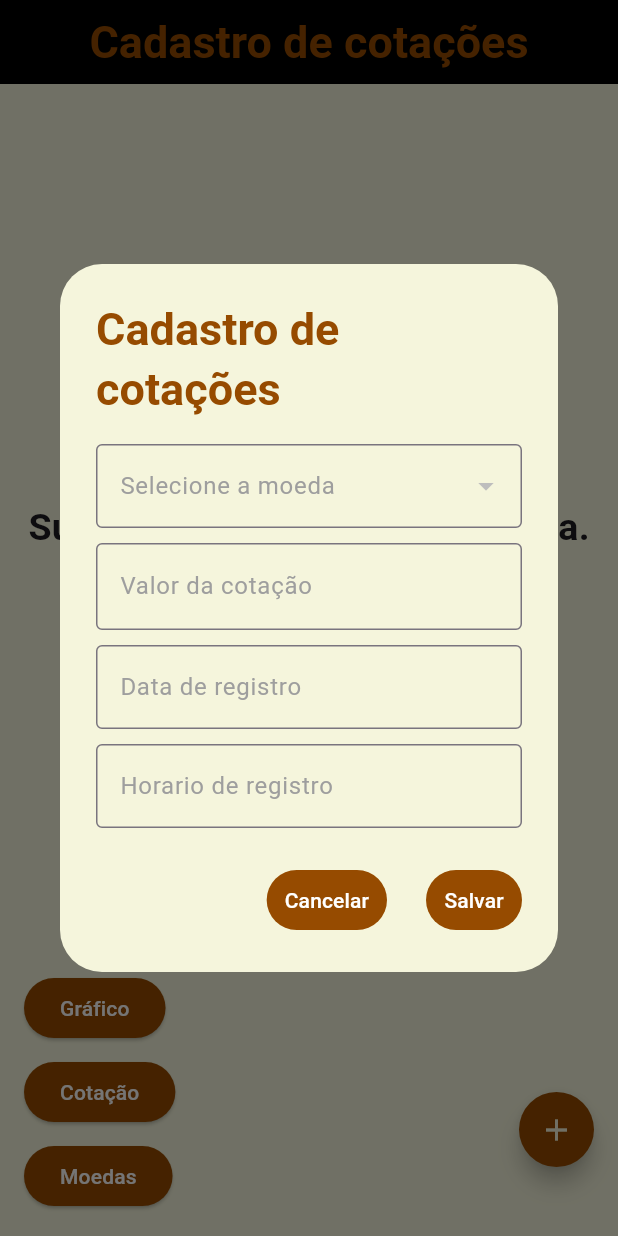
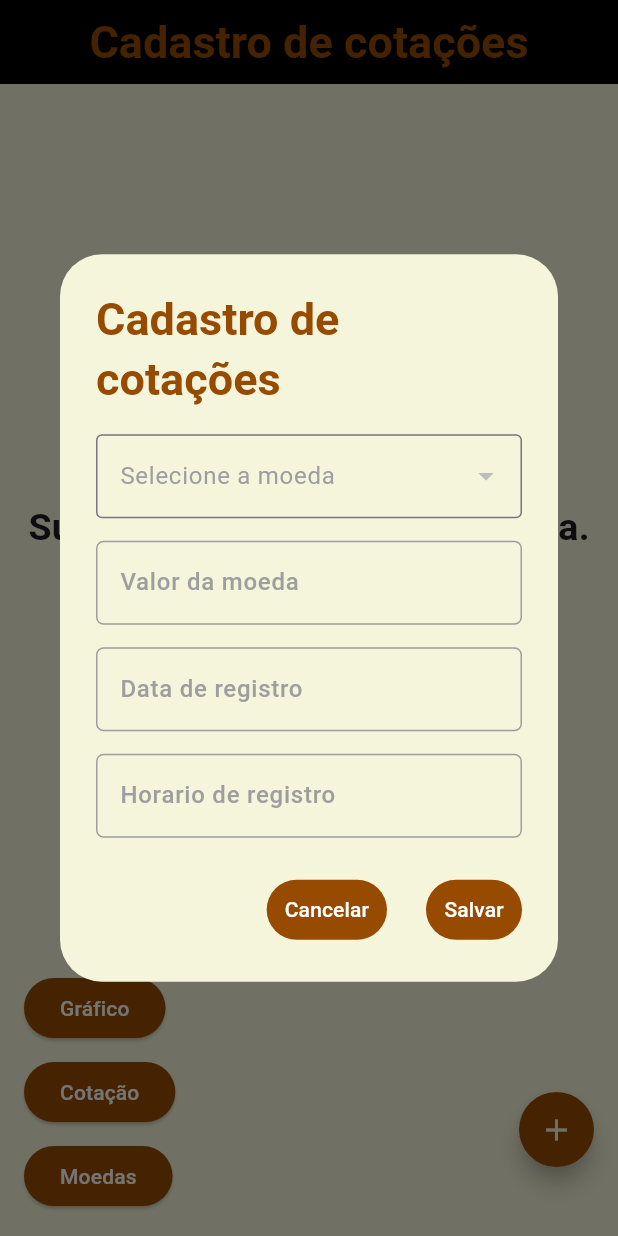
Before and after one commit to Lulispliff/app_grafico_compartilhado, a Flutter app: the CotacaoScreen screen opened directly, after a tap on the "add" icon, on a phone screen of 412 x 824 dp. Run offline on Flutter 3.47's test engine with Material 3 defaults, Android fonts, the phone set to English and light mode, and no system bars; our stand-ins replace fl_chart, font_awesome_flutter, isar; accounts and stored records are empty; generated files the repository leaves out were written again.

Commit message:
Substituicao textformfield por input

```diff
--- a/lib/src/screens/cotacao_screen.dart
+++ b/lib/src/screens/cotacao_screen.dart
@@ -4,6 +4,7 @@ import 'package:app_grafico_compartilhado/src/isar/moeda_database.dart';
 import 'package:app_grafico_compartilhado/src/isar/moeda_model.dart';
 import 'package:app_grafico_compartilhado/src/screens/grafico_screen.dart';
 import 'package:app_grafico_compartilhado/src/screens/moeda_screen.dart';
+import 'package:app_grafico_compartilhado/src/widgets/input.dart';
 import 'package:app_grafico_compartilhado/utils/colors_app.dart';
 import 'package:app_grafico_compartilhado/utils/string_utils.dart';
 import 'package:flutter/material.dart';
@@ -107,7 +108,7 @@ class CotacaoScreenState extends State<CotacaoScreen> {
 
               return ListTile(
                 title: Text(
-                  "Valor: ${valorFormat().format(cotacao.valor)} - Data de registro: ${dateFormat().format(cotacao.data)} - Horario de registro: ${horaFormat().format(cotacao.hora)}",
+                  "Valor: ${valorFormat().format(cotacao.valor)} - Data de registro: ${DateTimeUtils.formatDateSimple(cotacao.data)} - Horario de registro: ${horaFormat().format(cotacao.hora)}",
                   style: const TextStyle(fontSize: 17),
                 ),
                 trailing: IconButton(
@@ -174,53 +175,27 @@ class CotacaoScreenState extends State<CotacaoScreen> {
                   },
                 ),
                 const SizedBox(height: 10),
-                TextFormField(
-                  controller: valorController,
+                const Input(
+                  label: "Valor da moeda",
+                  labelTextColor: Colors.grey,
+                  preffixText: "R\$ ",
                   cursorColor: Colors.grey,
-                  decoration: const InputDecoration(
-                    prefixText: "R\$ ",
-                    prefixStyle: TextStyle(color: Colors.grey, fontSize: 18),
-                    labelText: "Valor da cotação",
-                    labelStyle: TextStyle(color: Colors.grey),
-                    border: OutlineInputBorder(
-                      borderSide: BorderSide(color: Colors.grey),
-                    ),
-                    focusedBorder: OutlineInputBorder(
-                      borderSide: BorderSide(color: Colors.grey),
-                    ),
-                  ),
                 ),
                 const SizedBox(height: 10),
-                TextFormField(
-                  controller: dataController,
+                Input(
+                  hint: DateTimeUtils.formatDateSimple(DateTime.now()),
+                  label: "Data de registro",
+                  labelTextColor: Colors.grey,
                   cursorColor: Colors.grey,
-                  decoration: const InputDecoration(
-                    hintText: "dia/mês/ano",
-                    hintStyle: TextStyle(color: Colors.grey),
-                    labelText: "Data de registro",
-                    labelStyle: TextStyle(color: Colors.grey),
-                    border: OutlineInputBorder(
-                      borderSide: BorderSide(color: Colors.grey),
-                    ),
-                    focusedBorder: OutlineInputBorder(
-                      borderSide: BorderSide(color: Colors.grey),
-                    ),
-                  ),
                 ),
                 const SizedBox(height: 10),
-                TextFormField(
-                  controller: horaController,
+                Input(
+                  hint: DateTimeUtils.formatHoraeMinuto(DateTime.now()),
+                  label: "Horario de registro",
+                  labelTextColor: Colors.grey,
                   cursorColor: Colors.grey,
-                  decoration: const InputDecoration(
-                      hintText: "horas:minutos",
-                      hintStyle: TextStyle(color: Colors.grey),
-                      labelText: "Horario de registro",
-                      labelStyle: TextStyle(color: Colors.grey),
-                      border: OutlineInputBorder(
-                          borderSide: BorderSide(color: Colors.grey)),
-                      focusedBorder: OutlineInputBorder(
-                          borderSide: BorderSide(color: Colors.grey))),
-                )
+                  borderColor: Colors.grey,
+                ),
               ],
             );
           }),
--- a/lib/src/screens/moeda_screen.dart
+++ b/lib/src/screens/moeda_screen.dart
@@ -3,6 +3,7 @@ import 'package:app_grafico_compartilhado/src/isar/moeda_database.dart';
 import 'package:app_grafico_compartilhado/src/isar/moeda_model.dart';
 import 'package:app_grafico_compartilhado/src/screens/cotacao_screen.dart';
 import 'package:app_grafico_compartilhado/src/screens/grafico_screen.dart';
+import 'package:app_grafico_compartilhado/src/widgets/input.dart';
 import 'package:app_grafico_compartilhado/utils/colors_app.dart';
 import 'package:flutter/material.dart';
 import 'package:font_awesome_flutter/font_awesome_flutter.dart';
@@ -187,16 +188,11 @@ class MoedaScreenState extends State<MoedaScreen> {
                   color: AppColors.color2,
                   fontSize: 30,
                   fontWeight: FontWeight.bold)),
-          content: TextField(
+          content: Input(
               controller: textController,
               cursorColor: Colors.grey,
-              decoration: const InputDecoration(
-                  labelText: "Nome da moeda",
-                  labelStyle: TextStyle(color: Colors.grey),
-                  border: OutlineInputBorder(
-                      borderSide: BorderSide(color: Colors.grey)),
-                  focusedBorder: OutlineInputBorder(
-                      borderSide: BorderSide(color: Colors.grey)))),
+              label: "Nome da moeda",
+              labelTextColor: Colors.grey),
           actions: [
             Row(
               mainAxisAlignment: MainAxisAlignment.end,
@@ -254,16 +250,11 @@ class MoedaScreenState extends State<MoedaScreen> {
                 color: AppColors.color2,
                 fontSize: 30,
                 fontWeight: FontWeight.bold)),
-        content: TextField(
+        content: Input(
             controller: textController,
             cursorColor: Colors.grey,
-            decoration: const InputDecoration(
-                labelText: "Novo nome",
-                labelStyle: TextStyle(color: Colors.grey),
-                border: OutlineInputBorder(
-                    borderSide: BorderSide(color: Colors.grey)),
-                focusedBorder: OutlineInputBorder(
-                    borderSide: BorderSide(color: Colors.grey)))),
+            label: "Novo nome",
+            labelTextColor: Colors.grey),
         actions: [
           Row(
             mainAxisAlignment: MainAxisAlignment.end,
@@ -323,7 +314,7 @@ class MoedaScreenState extends State<MoedaScreen> {
                   TextButton(
                       style: ButtonStyle(
                           backgroundColor:
-                              MaterialStateProperty.all(AppColors.color2)),
+                              WidgetStateProperty.all(AppColors.color2)),
                       onPressed: () {
                         Navigator.pop(context);
                       },
@@ -333,7 +324,7 @@ class MoedaScreenState extends State<MoedaScreen> {
                   TextButton(
                       style: ButtonStyle(
                           backgroundColor:
-                              MaterialStateProperty.all(AppColors.color2)),
+                              WidgetStateProperty.all(AppColors.color2)),
                       onPressed: () {
                         deleteMoeda(id);
                         Navigator.of(context).pop();
--- /dev/null
+++ b/lib/src/widgets/input.dart
@@ -0,0 +1,233 @@
+import 'package:flutter/material.dart';
+import 'package:flutter/services.dart';
+
+class Input extends StatefulWidget {
+  final void Function(String)? onChanged;
+  final void Function(String?)? onSaved;
+  final void Function(String?)? onFieldSubmitted;
+  final void Function()? onEditingComplete;
+  final void Function(PointerDownEvent)? onTapOutside;
+  final TextEditingController? controller;
+  final FocusNode? focusNode;
+  final String? label;
+  final String? hint;
+  final String? value;
+  final bool obscureText;
+  final Widget? suffixIcon;
+  final bool readonly;
+  final int? maxLines;
+  final int? minLines;
+  final InputBorder? border;
+  final InputBorder? enableBorder;
+  final TextInputAction? action;
+  final EdgeInsetsGeometry? contentPadding;
+  final TextInputType? keyboardType;
+  final List<TextInputFormatter>? formatters;
+  final String? tooltip;
+  final String? suffixText;
+  final TextAlign? textAlign;
+  final Widget? preffixIcon;
+  final String? preffixText;
+  final bool? autoFocus;
+  final bool selectOnFocus;
+  final bool? visibility;
+  final TextSelection Function()? onTap;
+  final bool haveBorder;
+  final Color? labelTextColor;
+  final Color? cursorColor;
+  final Color borderColor; // Nova propriedade
+  final Color focusedBorderColor; // Nova propriedade
+
+  const Input({
+    super.key,
+    this.onChanged,
+    this.onEditingComplete,
+    this.onTapOutside,
+    this.onSaved,
+    this.value,
+    this.label,
+    this.hint,
+    this.obscureText = false,
+    this.controller,
+    this.focusNode,
+    this.onFieldSubmitted,
+    this.suffixIcon,
+    this.readonly = false,
+    this.maxLines,
+    this.minLines,
+    this.border,
+    this.action,
+    this.contentPadding,
+    this.enableBorder,
+    this.tooltip,
+    this.keyboardType,
+    this.suffixText,
+    this.textAlign,
+    this.preffixIcon,
+    this.preffixText,
+    this.formatters,
+    this.autoFocus,
+    this.selectOnFocus = false,
+    this.visibility = true,
+    this.onTap,
+    this.haveBorder = true,
+    this.labelTextColor = Colors.grey, // Cor padrão
+    this.cursorColor,
+    this.borderColor = Colors.grey, // Valor padrão
+    this.focusedBorderColor = Colors.grey, // Valor padrão
+  });
+
+  @override
+  State<Input> createState() => _InputState();
+}
+
+class _InputState extends State<Input> {
+  TextEditingController controller = TextEditingController();
+  FocusNode? focusNode;
+  ThemeData? tema;
+
+  @override
+  void initState() {
+    super.initState();
+    focusNode = widget.focusNode;
+    if (widget.controller != null) {
+      controller = widget.controller!;
+    }
+    if (widget.value != null) {
+      controller = TextEditingController(text: widget.value);
+    }
+    if (widget.selectOnFocus) {
+      focusNode = focusNode ?? FocusNode();
+      focusNode!.addListener(onFocus);
+    }
+  }
+
+  @override
+  void didChangeDependencies() {
+    tema = Theme.of(context);
+
+    super.didChangeDependencies();
+  }
+
+  void onFocus() {
+    if (focusNode != null && focusNode!.hasFocus) {
+      controller.selection =
+          TextSelection(baseOffset: 0, extentOffset: controller.text.length);
+    }
+  }
+
+  void verifyValueChanges() {
+    String? txt = widget.value ?? controller.text;
+    if (controller.text == txt) {
+      return;
+    }
+    controller.text = txt;
+    controller.selection = TextSelection(
+        baseOffset: controller.text.length,
+        extentOffset: controller.text.length);
+  }
+
+  @override
+  Widget build(BuildContext context) {
+    verifyValueChanges();
+    return Visibility(
+      visible: widget.visibility ?? false,
+      child: Padding(
+        padding: const EdgeInsets.only(top: 5.0),
+        child: Tooltip(
+          message: widget.tooltip ?? '',
+          child: TextFormField(
+            style: TextStyle(
+                color: widget.readonly
+                    ? tema!.brightness == Brightness.dark
+                        ? Colors.grey[700]
+                        : Colors.grey[800]
+                    : tema!.brightness == Brightness.dark
+                        ? Colors.white
+                        : Colors.black),
+            textDirection: TextDirection.ltr,
+            autofocus: widget.autoFocus ?? false,
+            onChanged: (value) {
+              if (widget.onChanged != null) {
+                widget.onChanged!(value);
+              }
+            },
+            onEditingComplete: widget.onEditingComplete,
+            onSaved: widget.onSaved,
+            onFieldSubmitted: widget.onFieldSubmitted,
+            controller: controller,
+            focusNode: focusNode,
+            readOnly: widget.readonly,
+            maxLines: widget.maxLines ?? 1,
+            inputFormatters: widget.formatters,
+            minLines: widget.minLines ?? 1,
+            keyboardType: widget.keyboardType,
+            textInputAction: widget.action,
+            decoration: InputDecoration(
+              contentPadding: widget.contentPadding,
+              suffixIcon: widget.suffixIcon,
+              suffixText: widget.suffixText,
+              prefixIcon: widget.preffixIcon,
+              prefixText: widget.preffixText,
+              fillColor: tema?.brightness == Brightness.dark
+                  ? Colors.black12
+                  : Colors.grey[100],
+              filled: widget.readonly,
+              hintMaxLines: 1,
+              label: widget.label == null
+                  ? null
+                  : Text(
+                      widget.label!,
+                      style: TextStyle(color: widget.labelTextColor),
+                    ),
+              labelStyle: const TextStyle(
+                fontWeight: FontWeight.w500,
+              ),
+              hintText: widget.hint,
+              border: widget.haveBorder
+                  ? widget.border ??
+                      OutlineInputBorder(
+                        borderRadius: BorderRadius.circular(5),
+                        borderSide: BorderSide(
+                            color: widget.borderColor), // Cor da borda
+                      )
+                  : null,
+              enabledBorder: widget.haveBorder
+                  ? widget.border ??
+                      OutlineInputBorder(
+                        borderRadius: BorderRadius.circular(5),
+                        borderSide: BorderSide(
+                            color: widget.borderColor), // Cor da borda
+                      )
+                  : null,
+              focusedBorder: widget.haveBorder
+                  ? OutlineInputBorder(
+                      borderRadius: BorderRadius.circular(5),
+                      borderSide: BorderSide(
+                          color: widget
+                              .focusedBorderColor), // Cor da borda quando focado
+                    )
+                  : null,
+            ),
+            obscureText: widget.obscureText,
+            textAlign: widget.textAlign ?? TextAlign.start,
+            onTapOutside: widget.onTapOutside,
+            onTap: widget.onTap,
+            cursorColor: Colors.grey,
+          ),
+        ),
+      ),
+    );
+  }
+
+  @override
+  void dispose() {
+    if (widget.controller == null) {
+      controller.dispose();
+    }
+    if (widget.focusNode == null) {
+      focusNode?.dispose();
+    }
+    super.dispose();
+  }
+}
--- a/lib/utils/string_utils.dart
+++ b/lib/utils/string_utils.dart
@@ -1,11 +1,36 @@
 import 'package:intl/intl.dart';
+
+class DateTimeUtils {
+  static String formatDateSimple(DateTime? date) {
+    return formatByPattern(date, 'dd/MM/yyyy');
+  }
+
+  static String formatDateHoraeMinuto(DateTime? date) {
+    return formatByPattern(date, 'dd/MM/yyyy HH:mm');
+  }
+
+  static String formatDateComplete(DateTime? date) {
+    return formatByPattern(date, 'dd/MM/yyyy HH:mm:ss');
+  }
+
+  static String formatHoraeMinuto(DateTime? date) {
+    return formatByPattern(date, 'HH:mm');
+  }
+
+  static String formatByPattern(DateTime? date, String pattern) {
+    if (date == null) {
+      return '';
+    }
+    return DateFormat(pattern).format(date);
+  }
+}
 
 NumberFormat valorFormat() {
   return NumberFormat.currency(locale: 'pt_BR', symbol: 'R\$');
 }
 
 DateFormat dateFormat() {
-  return DateFormat('dd/MM/yyy');
+  return DateFormat("dd/MM/yyyy");
 }
 
 DateFormat horaFormat() {
```
